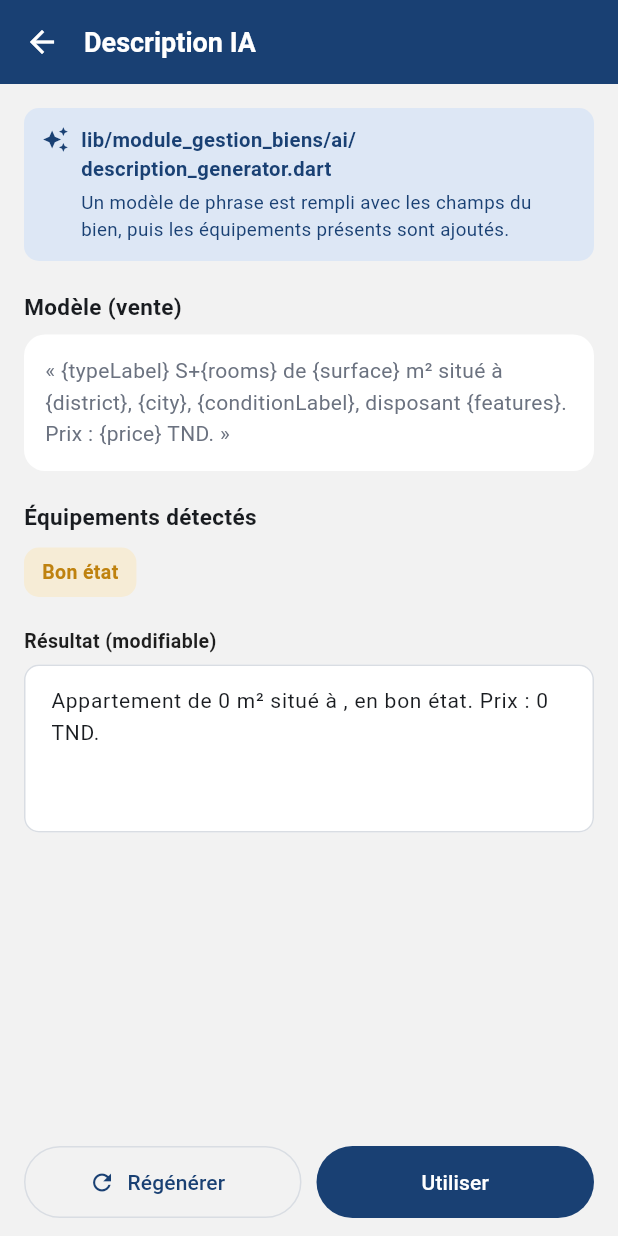
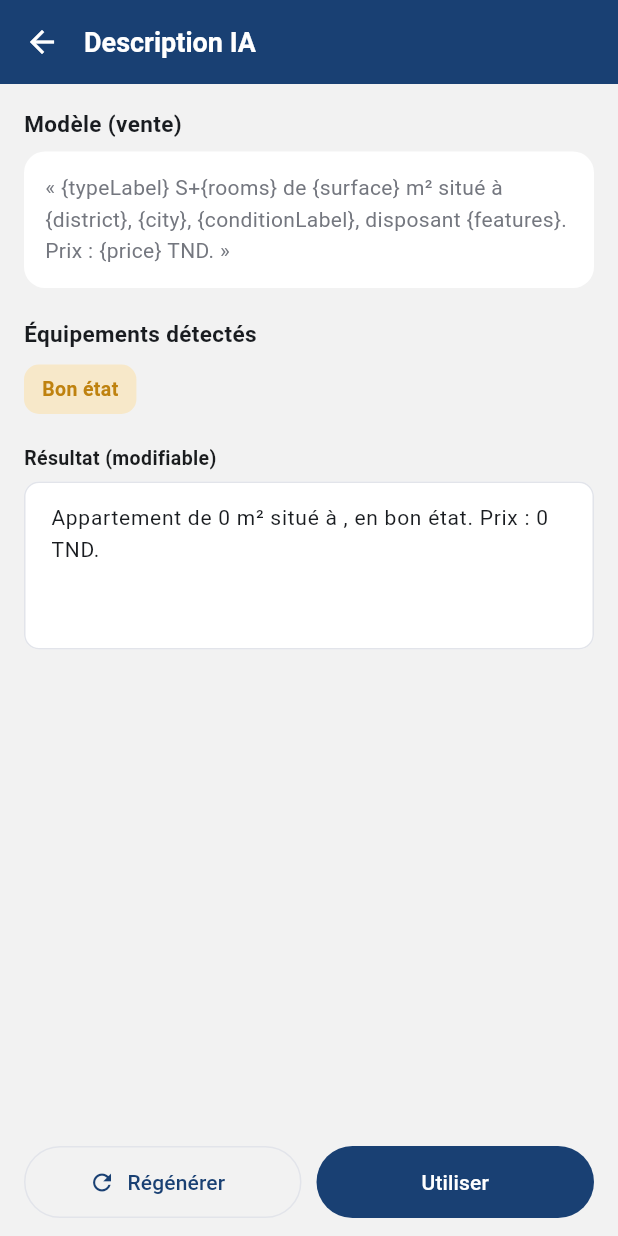
Before and after one commit to grouppi458/IMMORA_MOBILE, a Flutter app: the AiDescriptionScreen screen opened directly with empty values, on a phone screen of 412 x 824 dp. Run offline on Flutter 3.47's test engine with Material 3 defaults, Android fonts, the light colour scheme and no system bars; our stand-ins replace file_picker, flutter_local_notifications, flutter_map, flutter_timezone, image_picker, latlong2 and 4 more; accounts and stored records are empty.

Commit message:
Retirer les bandeaux techniques et aligner les couleurs sur le Design System Figma
- Alertes, Estimation du prix, Description IA : suppression des bandeaux
  qui affichaient un chemin de fichier (lib/.../ai/...)
- AppColors : texte, bordure et statuts (succès, erreur, info, alerte)
  repris des tokens du Design System Figma
- Badge or : fond gold/container (#F7E8C9)

```diff
--- a/lib/core/theme/app_colors.dart
+++ b/lib/core/theme/app_colors.dart
@@ -11,15 +11,15 @@ class AppColors {
   static const background = Color(0xFFF2F2F2); // gris clair
 
   static const white = Colors.white;
-  static const textDark = Color(0xFF1E1E1E);
-  static const textMuted = Color(0xFF6B7280);
-  static const border = Color(0xFFD9DDE3);
+  static const textDark = Color(0xFF1A1C1E);
+  static const textMuted = Color(0xFF74777F);
+  static const border = Color(0xFFE2E4EA);
 
-  static const error = Color(0xFFC62828);
-  static const errorBg = Color(0xFFFBE3E3);
+  static const error = Color(0xFFB3261E);
+  static const errorBg = Color(0xFFF9DEDC);
   static const success = Color(0xFF2E7D32);
-  static const successBg = Color(0xFFE3F4E4);
-  static const infoBg = Color(0xFFDDE7F5);
-  static const warning = Color(0xFF8A6410);
-  static const warningBg = Color(0xFFF6ECD6);
+  static const successBg = Color(0xFFD7F0D8);
+  static const infoBg = Color(0xFFD7E6FB);
+  static const warning = Color(0xFFA86A00);
+  static const warningBg = Color(0xFFFFE9C2);
 }
--- a/lib/core/widgets/admin_widgets.dart
+++ b/lib/core/widgets/admin_widgets.dart
@@ -41,7 +41,7 @@ typedef Tone = (Color bg, Color fg);
 const Tone toneBlue = (AppColors.infoBg, AppColors.primary);
 const Tone toneGreen = (AppColors.successBg, AppColors.success);
 const Tone toneRed = (AppColors.errorBg, AppColors.error);
-const Tone toneGold = (Color(0xFFF6ECD6), AppColors.gold);
+const Tone toneGold = (Color(0xFFF7E8C9), AppColors.gold);
 const Tone toneGrey = (Color(0xFFE6E8EC), Color(0xFF4B5563));
 const Tone toneAgent = (Color(0xFFE3ECFB), Color(0xFF2F5FB3));
 
--- a/lib/module_authentification/screens/register_choice_screen.dart
+++ b/lib/module_authentification/screens/register_choice_screen.dart
@@ -10,7 +10,7 @@ enum AccountRole {
   agence(UserRole.agency, 'Une agence immobilière', 'Gérer biens, agents & transactions',
       'Compte agence', Icons.groups_outlined, AppColors.infoBg, AppColors.primary),
   client(UserRole.client, 'Un client', 'Rechercher un bien à acheter / louer',
-      'Compte client', Icons.person_outline, Color(0xFFF6ECD6), AppColors.gold),
+      'Compte client', Icons.person_outline, Color(0xFFF7E8C9), AppColors.gold),
   proprietaire(UserRole.owner, 'Un propriétaire', 'Suivre mes biens et leurs visites',
       'Compte propriétaire', Icons.vpn_key_outlined, AppColors.infoBg,
       AppColors.primary);
--- a/lib/module_gestion_biens/screens/ai_description_screen.dart
+++ b/lib/module_gestion_biens/screens/ai_description_screen.dart
@@ -4,7 +4,6 @@ import 'package:immora_mobile/module_gestion_biens/ai/description_generator.dart
 import 'package:immora_mobile/core/theme/app_colors.dart';
 import 'package:immora_mobile/core/utils/enums.dart';
 import 'package:immora_mobile/core/widgets/admin_widgets.dart';
-import 'package:immora_mobile/core/widgets/message_banner.dart';
 import 'package:immora_mobile/module_gestion_biens/models/property.dart';
 
 /// BF3.8 — « Description IA » [aiDescription] : le modèle de phrase est rempli
@@ -45,14 +44,6 @@ class _AiDescriptionScreenState extends State<AiDescriptionScreen> {
       body: ListView(
         padding: const EdgeInsets.all(16),
         children: [
-          const MessageBanner(
-            type: BannerType.info,
-            icon: Icons.auto_awesome,
-            title: 'lib/module_gestion_biens/ai/description_generator.dart',
-            message: 'Un modèle de phrase est rempli avec les champs du bien, '
-                'puis les équipements présents sont ajoutés.',
-          ),
-          const SizedBox(height: 20),
           SectionTitle('Modèle (${p.dealType.label.toLowerCase()})'),
           const SizedBox(height: 8),
           WhiteCard(
--- a/lib/module_gestion_biens/screens/price_estimate_screen.dart
+++ b/lib/module_gestion_biens/screens/price_estimate_screen.dart
@@ -49,15 +49,6 @@ class _PriceEstimateScreenState extends State<PriceEstimateScreen> {
           : ListView(
               padding: const EdgeInsets.all(16),
               children: [
-                const MessageBanner(
-                  type: BannerType.info,
-                  icon: Icons.auto_awesome,
-                  title: 'lib/module_gestion_biens/ai/price_estimator.dart',
-                  message: 'Prix moyen au m² des biens comparables (même ville, '
-                      'type et transaction ; statut sold ou available) × surface '
-                      '× coefficients.',
-                ),
-                const SizedBox(height: 14),
                 _HeaderCard(estimate: estimate),
                 if (widget.currentPrice != null) ...[
                   const SizedBox(height: 14),
```
Also changed, not shown: lib/module_gestion_ventes/screens/alert_list_screen.dart (+0 -12 lines).
